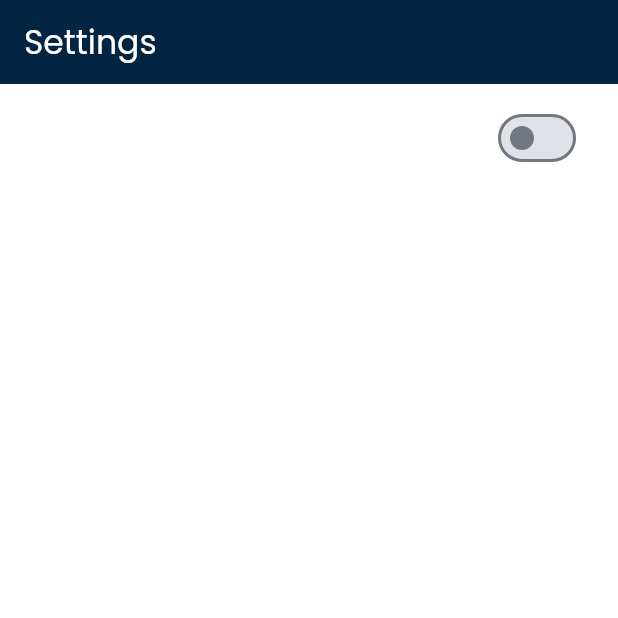
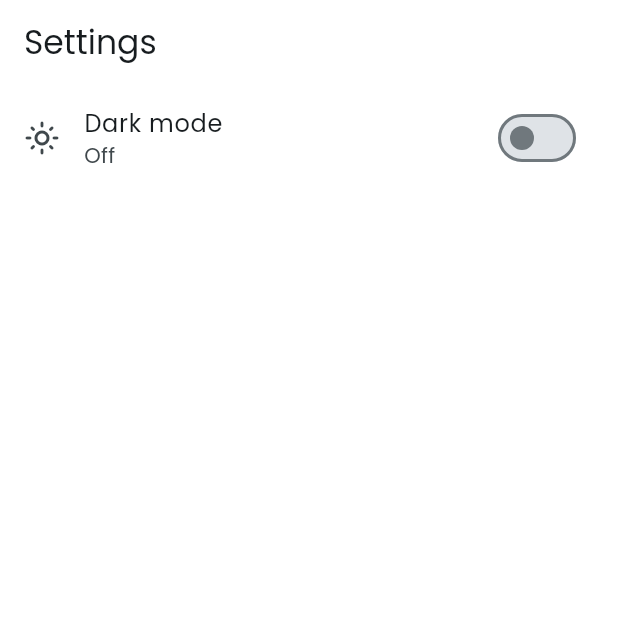
Before and after one commit to Marwanhoo/task_electro_pi, a Flutter app: the SettingsScreen screen opened by its route, on a phone screen of 412 x 824 dp, the top half of it. Run offline on Flutter 3.47's test engine with Material 3 defaults, Android fonts, the phone set to English and light mode, and no system bars; our stand-ins replace bloc, cached_network_image, dartz, dio, flutter_bloc, get_it and 4 more; accounts and stored records are empty; network calls fail.

Commit message:
refactor theme and color management for consistency across UI components

```diff
--- a/lib/core/themes/app_colors.dart
+++ b/lib/core/themes/app_colors.dart
@@ -20,4 +20,10 @@
   static const Color scoreTrackGreen = Color(0xFF204529);
   static const Color scoreTrackYellow = Color(0xFF423D0F);
   static const Color scoreTrackRed = Color(0xFF571435);
+
+  // Tokens for branded overlays painted on top of movie images (hero banner,
+  // score badge). These intentionally stay fixed in both light and dark modes.
+  static const Color onBrand = Color(0xFFFFFFFF);
+  static const Color searchFieldFill = Color(0xFFFFFFFF);
+  static const Color searchFieldHint = Color(0x8A000000);
 }
--- a/lib/core/themes/app_theme.dart
+++ b/lib/core/themes/app_theme.dart
@@ -5,69 +5,55 @@
 class AppTheme {
   const AppTheme._();
 
-  static ThemeData lightTheme = ThemeData(
+  static ThemeData lightTheme = buildTheme(Brightness.light);
+
+  static ThemeData darkTheme = buildTheme(Brightness.dark);
+
+  static ThemeData buildTheme(Brightness brightness) {
+    final isDark = brightness == Brightness.dark;
+
+    final colorScheme = ColorScheme.fromSeed(
+      seedColor: AppColors.tmdbBlue,
+      brightness: brightness,
+    ).copyWith(
+      primary: AppColors.tmdbBlue,
+      secondary: AppColors.tmdbBlue,
+      surface: isDark ? AppColors.tmdbDarkSurface : AppColors.tmdbLightBackground,
+    );
+
+    final scaffoldBackgroundColor =
+        isDark ? AppColors.tmdbDarkBackground : AppColors.tmdbLightBackground;
+
+    return ThemeData(
       useMaterial3: true,
-    brightness: Brightness.light,
-    scaffoldBackgroundColor: AppColors.tmdbLightBackground,
-    colorScheme: ColorScheme.fromSeed(
-      seedColor: AppColors.tmdbNavy,
-      brightness: Brightness.light,
-    ).copyWith(
-      primary: AppColors.tmdbNavy,
-      secondary: AppColors.tmdbBlue,
-    ),
-    textTheme: ThemeText.poppinsTextThemeOf(Brightness.light),
-    appBarTheme: const AppBarTheme(
-      backgroundColor: AppColors.tmdbNavy,
-      foregroundColor: Colors.white,
+      brightness: brightness,
+      colorScheme: colorScheme,
+      scaffoldBackgroundColor: scaffoldBackgroundColor,
+      textTheme: ThemeText.poppinsTextThemeOf(brightness),
+      appBarTheme: AppBarTheme(
+        backgroundColor: colorScheme.surface,
+        foregroundColor: colorScheme.onSurface,
+        surfaceTintColor: Colors.transparent,
         elevation: 0,
         centerTitle: false,
       ),
-    drawerTheme: const DrawerThemeData(
-      backgroundColor: AppColors.tmdbNavy,
+      drawerTheme: DrawerThemeData(
+        backgroundColor: colorScheme.surface,
       ),
-    listTileTheme: const ListTileThemeData(
-      iconColor: Colors.white,
-      textColor: Colors.white,
-    ),
-    switchTheme: SwitchThemeData(
-      trackColor: WidgetStateProperty.resolveWith(
-        (states) => states.contains(WidgetState.selected)
-            ? AppColors.tmdbBlue.withValues(alpha: 0.5)
-            : null,
-      ),
-      thumbColor: WidgetStateProperty.resolveWith(
-        (states) =>
-            states.contains(WidgetState.selected) ? AppColors.tmdbBlue : null,
+      iconTheme: IconThemeData(color: colorScheme.onSurface),
+      dividerTheme: DividerThemeData(color: colorScheme.outlineVariant),
+      cardTheme: CardThemeData(
+        color: colorScheme.surface,
+        elevation: 0,
+        shape: RoundedRectangleBorder(
+          borderRadius: BorderRadius.circular(14),
         ),
       ),
-  );
-
-  static ThemeData darkTheme = ThemeData(
-    useMaterial3: true,
-    brightness: Brightness.dark,
-    scaffoldBackgroundColor: AppColors.tmdbDarkBackground,
-    colorScheme: ColorScheme.fromSeed(
-      seedColor: AppColors.tmdbBlue,
-      brightness: Brightness.dark,
-    ).copyWith(
-      primary: AppColors.tmdbBlue,
-      secondary: AppColors.tmdbBlue,
-      surface: AppColors.tmdbDarkSurface,
+      inputDecorationTheme: InputDecorationTheme(
+        border: InputBorder.none,
+        hintStyle: TextStyle(
+          color: colorScheme.onSurface.withValues(alpha: 0.5),
         ),
-    textTheme: ThemeText.poppinsTextThemeOf(Brightness.dark),
-    appBarTheme: const AppBarTheme(
-      backgroundColor: AppColors.tmdbNavy,
-      foregroundColor: Colors.white,
-      elevation: 0,
-      centerTitle: false,
-    ),
-    drawerTheme: const DrawerThemeData(
-      backgroundColor: AppColors.tmdbDarkSurface,
-    ),
-    listTileTheme: const ListTileThemeData(
-      iconColor: Colors.white,
-      textColor: Colors.white,
       ),
       switchTheme: SwitchThemeData(
         trackColor: WidgetStateProperty.resolveWith(
@@ -82,3 +68,4 @@
       ),
     );
   }
+}
--- a/lib/feature/movies/ui/widgets/score_ring.dart
+++ b/lib/feature/movies/ui/widgets/score_ring.dart
@@ -56,7 +56,7 @@
             text: TextSpan(
               text: '$scorePercentage',
               style: TextStyle(
-                color: Colors.white,
+                color: AppColors.onBrand,
                 fontSize: diameter * 0.30,
                 fontWeight: FontWeight.w700,
               ),
@@ -64,7 +64,7 @@
                 TextSpan(
                   text: '%',
                   style: TextStyle(
-                    color: Colors.white,
+                    color: AppColors.onBrand,
                     fontSize: diameter * 0.18,
                     fontWeight: FontWeight.w600,
                   ),
```
Also changed, not shown: lib/feature/movies/ui/drawer/navigation_drawer.dart (+4 -6 lines), lib/feature/movies/ui/movie_details_screen.dart (+6 -9 lines), lib/feature/movies/ui/widgets/hero_banner.dart (+13 -11 lines), lib/feature/movies/ui/widgets/tmdb_app_bar.dart (+5 -9 lines). Lines whose indentation alone changed are shown as unchanged.
